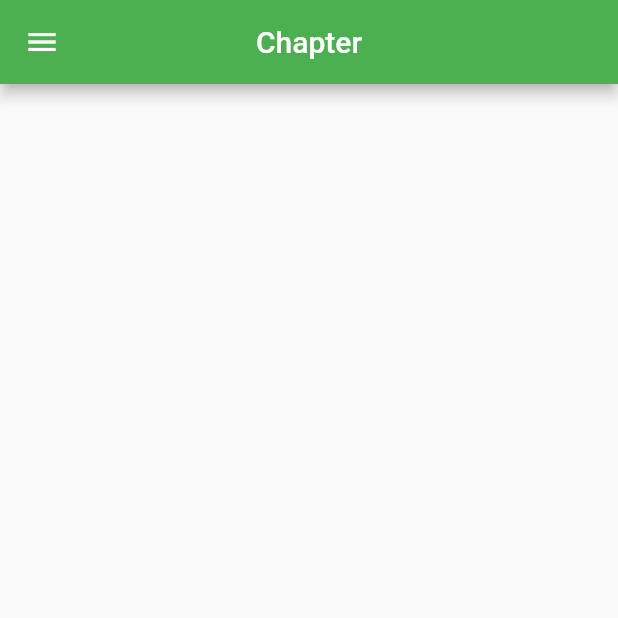
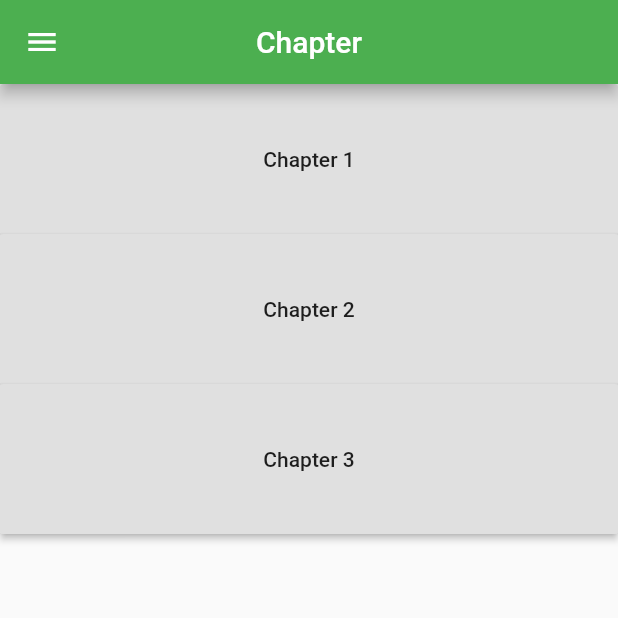
Before and after one commit to Wassy4/BuildABook-Mobile, a Flutter app: the ChapterPage screen opened by its route, on a phone screen of 412 x 824 dp, the top half of it. Run offline on Flutter 3.47's test engine with Material 2 defaults, Android fonts, the phone set to English and light mode, and no system bars; network calls fail.

Commit message:
Update chapter.dart
structure is there just need the api to see how many chapter button will be displayed and then a on pressed function take to a screen with all the text

```diff
--- a/lib/screens/chapter.dart
+++ b/lib/screens/chapter.dart
@@ -1,19 +1,40 @@
 import 'package:flutter/material.dart';
 import 'package:buildabook/widgets/widget.dart';
+import 'package:buildabook/widgets/widget.dart';
+import 'books.dart';
+import 'winners.dart';
+import 'contenders.dart';
 
 
-class ChapterPage extends StatefulWidget {
+class ChapterPage extends StatelessWidget {
   static String tag = 'chapter-page';
-  @override
-  _ChapterPageState createState() => new _ChapterPageState();
-}
 
-class _ChapterPageState extends State<ChapterPage> {
+  //final Books book;
+
+  //ChapterPage(this.book);
+
   @override
   Widget build(BuildContext context) {
     return Scaffold(
       appBar: BaseAppBar(title: Text('Chapter'), appBar: AppBar()),
       drawer: BaseMenu(),
-    );
+        body:Column(
+          children: <Widget>[
+            for (int i =1; i < 4;i++ ) // intiial loop need to add the api to get number of chapters so loop can be right
+              new SizedBox(
+                width: 420,
+                height: 100,
+                child: new RaisedButton(
+                  child: Text('Chapter '+ i.toString()),
+                   onPressed: (){// jus need to grab the text and prirt it.
+                     // i++;
+                  } ,
+                ),
+              )
+          ],
+        ),
+
+      );
   }
+
 }
```
